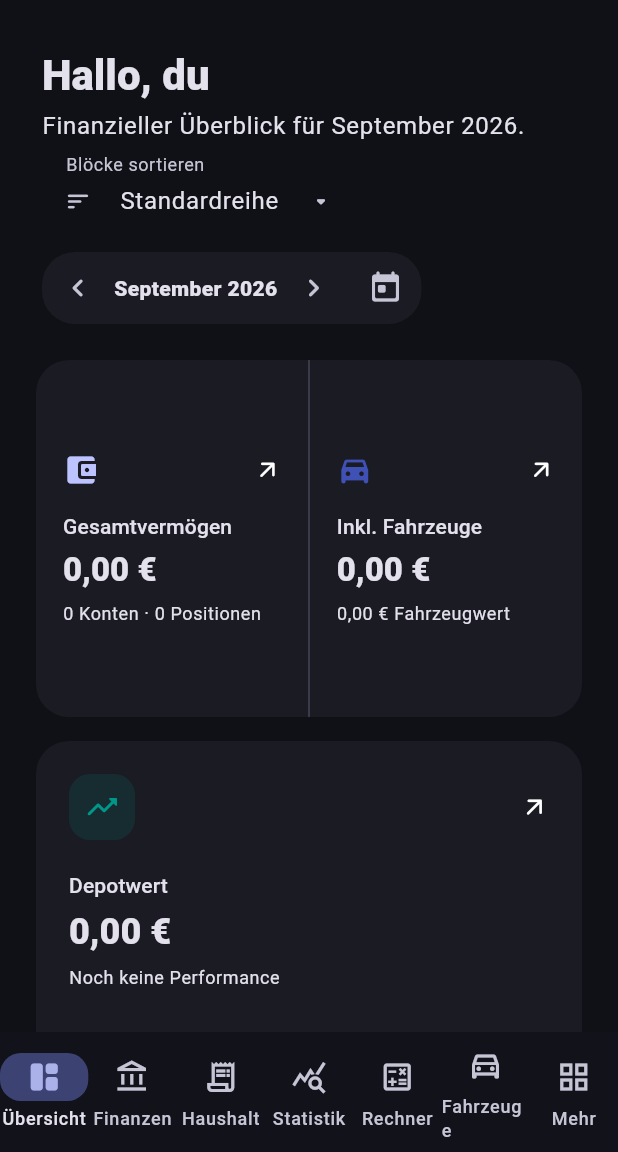
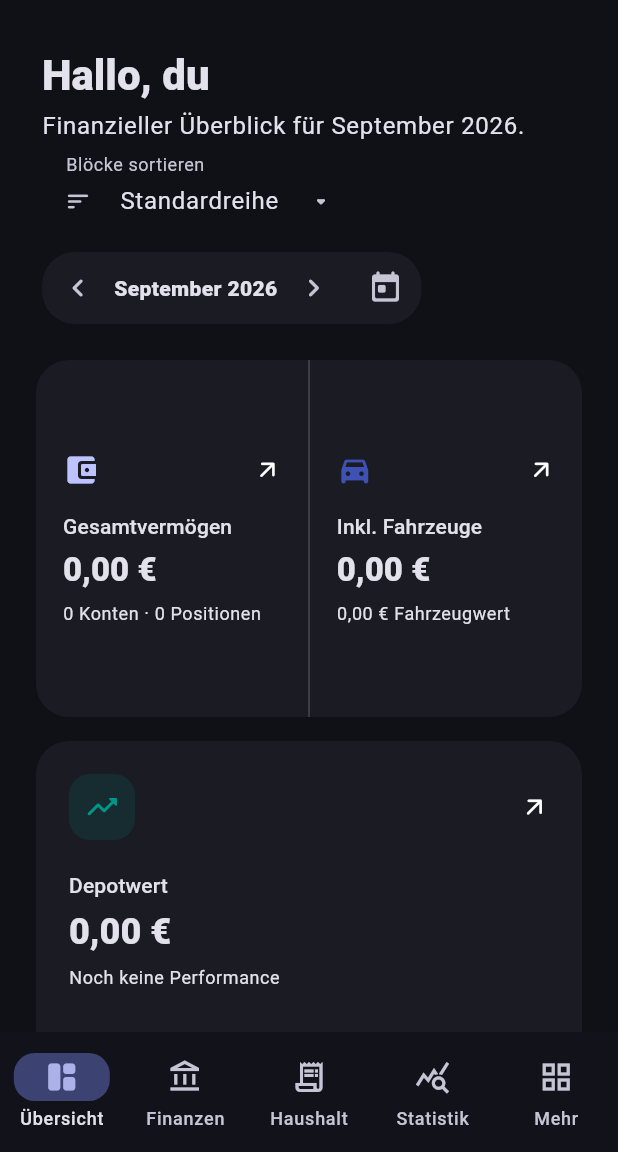
Before and after one commit to Michael2004Organization/WealthFlow, a Flutter app: the AppShell screen opened directly, after a tap on the "chevron left" icon, on a phone screen of 412 x 824 dp, the part 84-1236 px from its top. Run offline on Flutter 3.47's test engine with Material 3 defaults, Android fonts, the phone set to English and light mode, and no system bars; our stand-ins replace drift, drift_flutter, fl_chart, flutter_local_notifications, flutter_riverpod, flutter_secure_storage and 3 more; missing offline and left inert: cryptography, dart:html, file_selector; accounts and stored records are empty; generated files the repository leaves out were written again.

Commit message:
Navigation und Texte: Handy-Leiste mit 5 Einträgen, Untertitel und Rohfehler entfernt
- Rechner und Fahrzeuge auf dem Handy unter "Mehr"
- Seitenuntertitel ohne Informationsgehalt entfernt
- Ladefehler zeigen eine verständliche Meldung, Details nur im Log

Co-Authored-By: Claude Opus 5.5 (1M context) <noreply@anthropic.com>
Claude-Session: https://claude.ai/code/session_011UK61aN9okqbW2CZqMv3Ut

```diff
--- a/lib/app/app_shell.dart
+++ b/lib/app/app_shell.dart
@@ -43,6 +43,10 @@ class AppShell extends ConsumerWidget {
     _Destination('Mehr', Icons.grid_view_outlined, Icons.grid_view_rounded),
   ];
 
+  /// Shell pages reachable from the phone navigation bar. Rechner and
+  /// Fahrzeuge (4 and 5) are opened from "Mehr" there.
+  static const _mobileDestinations = [0, 1, 2, 3, 6];
+
   @override
   Widget build(BuildContext context, WidgetRef ref) {
     final selected = ref.watch(shellIndexProvider);
@@ -86,15 +90,17 @@ class AppShell extends ConsumerWidget {
             ),
             body: content,
             bottomNavigationBar: NavigationBar(
-              selectedIndex: selected,
+              selectedIndex: _mobileDestinations.contains(selected)
+                  ? _mobileDestinations.indexOf(selected)
+                  : _mobileDestinations.length - 1,
               onDestinationSelected: (value) =>
-                  selectShellDestination(ref, value),
+                  selectShellDestination(ref, _mobileDestinations[value]),
               destinations: [
-                for (final destination in _destinations)
+                for (final index in _mobileDestinations)
                   NavigationDestination(
-                    icon: Icon(destination.icon),
-                    selectedIcon: Icon(destination.selectedIcon),
-                    label: destination.label,
+                    icon: Icon(_destinations[index].icon),
+                    selectedIcon: Icon(_destinations[index].selectedIcon),
+                    label: _destinations[index].label,
                   ),
               ],
             ),
--- a/lib/features/finance/accounts_page.dart
+++ b/lib/features/finance/accounts_page.dart
@@ -47,7 +47,7 @@ class _AccountsPageState extends ConsumerState<AccountsPage> {
             children: [
               PageHeader(
                 title: 'Konten',
-                subtitle: 'Bankkonten und verfügbare Beträge an einem Ort.',
+                subtitle: '',
                 action: FilledButton.icon(
                   onPressed: () => showAccountEditor(context, ref),
                   icon: const Icon(Icons.add_rounded),
@@ -58,8 +58,9 @@ class _AccountsPageState extends ConsumerState<AccountsPage> {
                 child: accounts.when(
                   loading: () =>
                       const Center(child: CircularProgressIndicator()),
-                  error: (error, _) => Center(
-                    child: Text('Konten konnten nicht geladen werden: $error'),
+                  error: (error, _) => LoadErrorMessage(
+                    'Konten konnten nicht geladen werden',
+                    error: error,
                   ),
                   data: (items) {
                     if (items.isEmpty) {
--- a/lib/features/household/household_page.dart
+++ b/lib/features/household/household_page.dart
@@ -185,21 +185,15 @@ class _HouseholdPageState extends ConsumerState<HouseholdPage> {
                   child: Center(child: CircularProgressIndicator()),
                 ),
               ],
-              error: (error, stackTrace) {
-                debugPrint('Buchungen konnten nicht geladen werden: $error');
-                return const [
-                  Padding(
-                    padding: EdgeInsets.all(48),
-                    child: Center(
-                      child: Text(
-                        'Die Buchungen konnten nicht geladen werden. '
-                        'Bitte die App neu starten.',
-                        textAlign: TextAlign.center,
-                      ),
-                    ),
+              error: (error, _) => [
+                SizedBox(
+                  height: 200,
+                  child: LoadErrorMessage(
+                    'Buchungen konnten nicht geladen werden',
+                    error: error,
                   ),
-                ];
-              },
+                ),
+              ],
               data: (allEntries) {
                 final entries = allEntries
                     .where((entry) => _matches(entry, selectedAccountId))
--- a/lib/features/more/more_page.dart
+++ b/lib/features/more/more_page.dart
@@ -19,6 +19,8 @@ class MorePage extends ConsumerStatefulWidget {
 class _MorePageState extends ConsumerState<MorePage> {
   String _sortMode = 'default';
   final List<String> _customOrder = const [
+    'calculators',
+    'vehicles',
     'reminders',
     'search',
     'masterData',
@@ -28,6 +30,26 @@ class _MorePageState extends ConsumerState<MorePage> {
   String? _loadedForUser;
 
   static const _destinations = [
+    _MoreDestination(
+      'calculators',
+      'Rechner',
+      'Sparplan, Entnahme und Preisvergleich',
+      Icons.calculate_rounded,
+      Colors.teal,
+      null,
+      shellIndex: 4,
+      phoneOnly: true,
+    ),
+    _MoreDestination(
+      'vehicles',
+      'Fahrzeuge',
+      'Fahrzeuge und ihre Kosten',
+      Icons.directions_car_rounded,
+      Colors.blueGrey,
+      null,
+      shellIndex: 5,
+      phoneOnly: true,
+    ),
     _MoreDestination(
       'reminders',
       'Erinnerungen',
@@ -79,10 +101,14 @@ class _MorePageState extends ConsumerState<MorePage> {
       _loadedForUser = userId;
       Future<void>.microtask(() => _loadLayout(userId));
     }
+    final phone = MediaQuery.sizeOf(context).width < 900;
+    bool visible(_MoreDestination destination) =>
+        (!destination.adminOnly || isAdmin) &&
+        (!destination.phoneOnly || phone);
     final selectedKey = ref.watch(moreDestinationProvider);
     _MoreDestination? selected;
     for (final destination in _destinations.where(
-      (destination) => !destination.adminOnly || isAdmin,
+      (destination) => destination.page != null && visible(destination),
     )) {
       if (destination.key == selectedKey) selected = destination;
     }
@@ -107,13 +133,11 @@ class _MorePageState extends ConsumerState<MorePage> {
               ),
             ),
           ),
-          Expanded(child: selected.page),
+          Expanded(child: selected.page!),
         ],
       );
     }
-    final destinations = _destinations
-        .where((destination) => !destination.adminOnly || isAdmin)
-        .toList();
+    final destinations = _destinations.where(visible).toList();
     if (_sortMode == 'name') {
       destinations.sort(
         (a, b) => a.label.toLowerCase().compareTo(b.label.toLowerCase()),
@@ -132,10 +156,7 @@ class _MorePageState extends ConsumerState<MorePage> {
           child: Column(
             crossAxisAlignment: CrossAxisAlignment.stretch,
             children: [
-              const PageHeader(
-                title: 'Mehr',
-                subtitle: 'Werkzeuge und Einstellungen für WealthFlow.',
-              ),
+              const PageHeader(title: 'Mehr', subtitle: ''),
               Align(
                 alignment: Alignment.centerRight,
                 child: SizedBox(
@@ -181,12 +202,7 @@ class _MorePageState extends ConsumerState<MorePage> {
                           child: Card(
                             child: InkWell(
                               borderRadius: BorderRadius.circular(22),
-                              onTap: () =>
-                                  ref
-                                      .read(moreDestinationProvider.notifier)
-                                      .state = indexed
-                                      .$2
-                                      .key,
+                              onTap: () => _open(indexed.$2),
                               child: Padding(
                                 padding: const EdgeInsets.all(22),
                                 child: Row(
@@ -278,6 +294,15 @@ class _MorePageState extends ConsumerState<MorePage> {
     );
   }
 
+  void _open(_MoreDestination destination) {
+    final shellIndex = destination.shellIndex;
+    if (shellIndex != null) {
+      selectShellDestination(ref, shellIndex);
+    } else {
+      ref.read(moreDestinationProvider.notifier).state = destination.key;
+    }
+  }
+
   void _moveDestination(String key, String targetKey) {
     setState(() {
       final oldIndex = _customOrder.indexOf(key);
@@ -315,6 +340,8 @@ class _MorePageState extends ConsumerState<MorePage> {
   }
 
   static const _customOrderDefaults = [
+    'calculators',
+    'vehicles',
     'reminders',
     'search',
     'masterData',
@@ -332,12 +359,18 @@ class _MoreDestination {
     this.color,
     this.page, {
     this.adminOnly = false,
+    this.shellIndex,
+    this.phoneOnly = false,
   });
   final String key;
   final String label;
   final String subtitle;
   final IconData icon;
   final Color color;
-  final Widget page;
+  final Widget? page;
   final bool adminOnly;
+
+  /// Opens this shell page instead of a nested [page].
+  final int? shellIndex;
+  final bool phoneOnly;
 }
--- a/lib/features/settings/master_data_page.dart
+++ b/lib/features/settings/master_data_page.dart
@@ -41,7 +41,10 @@ class MasterDataPage extends ConsumerWidget {
                 child: data.when(
                   loading: () =>
                       const Center(child: CircularProgressIndicator()),
-                  error: (error, _) => Center(child: Text('$error')),
+                  error: (error, _) => LoadErrorMessage(
+                    'Stammdaten konnten nicht geladen werden',
+                    error: error,
+                  ),
                   data: (items) {
                     final sortedAssetClasses = [...assetClasses]
                       ..sort(
--- a/lib/features/settings/settings_page.dart
+++ b/lib/features/settings/settings_page.dart
@@ -31,7 +31,7 @@ class SettingsPage extends ConsumerWidget {
             children: [
               const PageHeader(
                 title: 'Einstellungen',
-                subtitle: 'Darstellung, Konto, Sicherheit und Datenmodus.',
+                subtitle: '',
               ),
               _Section(
                 title: 'Profil',
--- a/lib/features/statistics/statistics_page.dart
+++ b/lib/features/statistics/statistics_page.dart
@@ -113,7 +113,7 @@ class _StatisticsPageState extends ConsumerState<StatisticsPage> {
             children: [
               PageHeader(
                 title: 'Statistik',
-                subtitle: 'Interaktive Auswertungen über alle Module.',
+                subtitle: '',
                 action: SizedBox(
                   width: 220,
                   child: SearchableDropdownButtonFormField<String>(
--- a/lib/features/vehicles/vehicles_page.dart
+++ b/lib/features/vehicles/vehicles_page.dart
@@ -39,10 +39,9 @@ class VehiclesPage extends ConsumerWidget {
                 child: vehicles.when(
                   loading: () =>
                       const Center(child: CircularProgressIndicator()),
-                  error: (error, _) => Center(
-                    child: Text(
-                      'Fahrzeuge konnten nicht geladen werden: $error',
-                    ),
+                  error: (error, _) => LoadErrorMessage(
+                    'Fahrzeuge konnten nicht geladen werden',
+                    error: error,
                   ),
                   data: (items) {
                     if (items.isEmpty) {
```
Also changed, not shown: lib/core/widgets/common_widgets.dart (+21 -0 lines), lib/features/finance/investments_page.dart (+4 -5 lines), lib/features/reminders/reminders_page.dart (+3 -4 lines), 1 other file.
